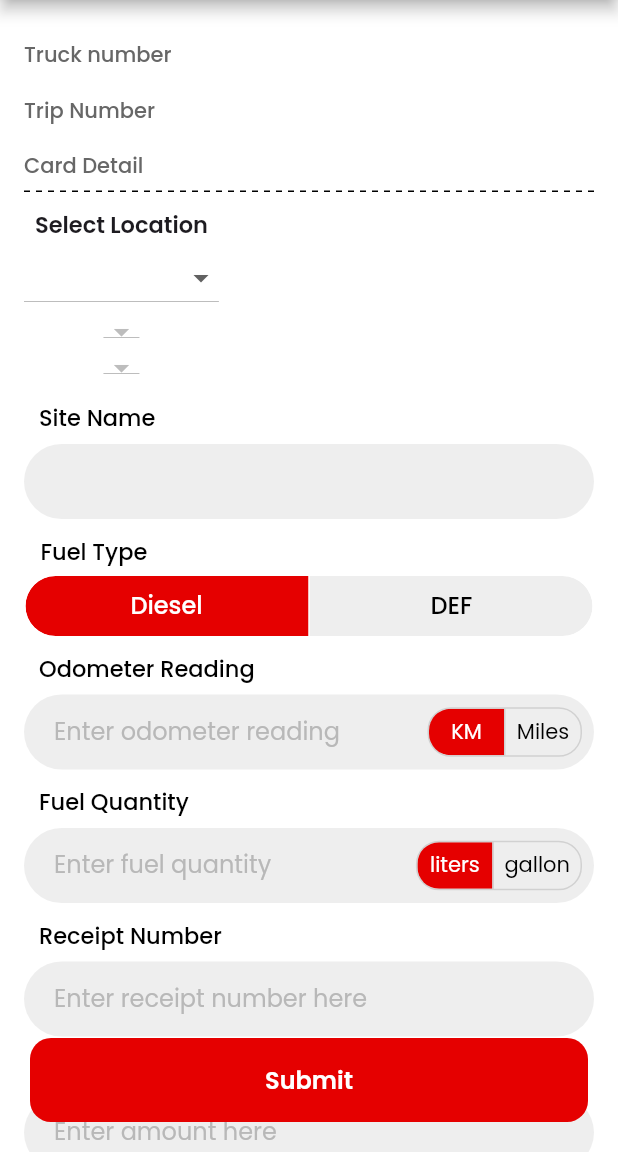
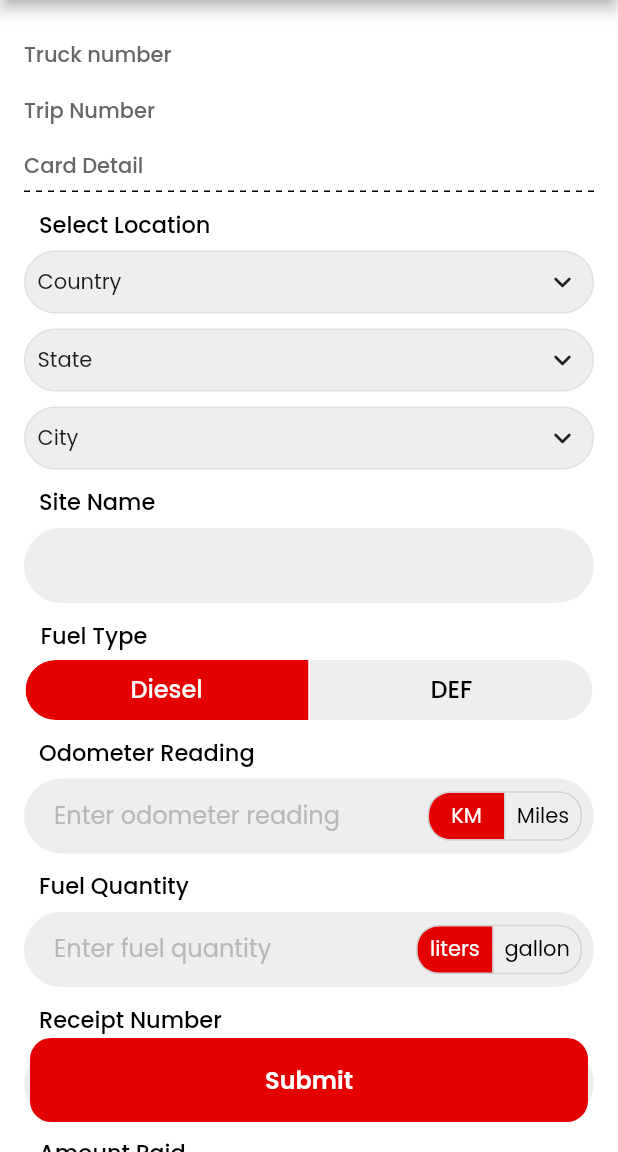
Before and after one commit to PiyushThakur077/Flying-Horse-frontend, a Flutter app: the RefuelView screen opened by its route, on a phone screen of 412 x 824 dp, the part 84-1236 px from its top. Run offline on Flutter 3.47's test engine with Material 3 defaults, Android fonts, the phone set to English and light mode, and no system bars; drawn by our look-alikes of csc_picker, dotted_line; our stand-ins replace connectivity_plus, flutter_typeahead, get, get_storage, google_fonts, google_maps_flutter and 1 more; accounts and stored records are empty; statements that could not run were skipped.

Commit message:
Ui fixes and work completed

```diff
--- a/lib/app/modules/refuel/controllers/refuel_controller.dart
+++ b/lib/app/modules/refuel/controllers/refuel_controller.dart
@@ -35,6 +35,8 @@ class RefuelController extends GetxController {
   var selectedProvince = Province().obs;
   var selectedCity = Cities().obs;
    var selectedCountry = ''.obs;
+   var siteName  = ''.obs;
+
 
   TextEditingController countryController = TextEditingController();
   TextEditingController stateController = TextEditingController();
@@ -448,6 +450,10 @@ void onCountrySelected(String? country) {
   return text.isNotEmpty ? null : "Please enter a valid site name";
 }
 
+String? validateReceiptNumber(String text) {
+  return text.isNotEmpty ? null : "Please enter a valid receipt number";
+}
+
 bool validateFields() {
   if (validateTruckNumber(truckNumber.value) != null ||
       validateOdometerReading(odometerReading.value) != null ||
@@ -455,6 +461,7 @@ void onCountrySelected(String? country) {
       validateTripNumber(tripNumber.value) != null ||
       validateCardDetail(cardDetail.value) != null ||
       validateSiteName(siteNameController.text) != null ||
+      validateReceiptNumber(receiptNumber.value) != null ||
       countryController.text.isEmpty ||
       stateController.text.isEmpty ||
       cityController.text.isEmpty) {
--- a/lib/app/modules/refuel/views/refuel_view.dart
+++ b/lib/app/modules/refuel/views/refuel_view.dart
@@ -99,62 +99,62 @@ class RefuelView extends GetView<RefuelController> {
                 SizedBox(
                   height: 10,
                 ),
-                Container(
-                    child: Column(children: [
-                      Text('Select Location', style: AppTextStyle.semiBoldStyle(fontSize: 15)),
-                      Obx(() => DropdownButton<String>(
-              value: controller.selectedCountry.value.isEmpty
-                  ? null
-                  : controller.selectedCountry.value,
-              onChanged: (String? newValue) {
-                controller.onCountrySelected(newValue);
-              },
-              items: controller.countryIso2Map.keys
-                  .map<DropdownMenuItem<String>>((String key) {
-                return DropdownMenuItem<String>(
-                  value: key,
-                  child: Text(key),
-                );
-              }).toList(),
-            )),
-                Obx(() => DropdownButton<Province>(
-                      value: controller.selectedProvince.value.name == null
-                          ? null
-                          : controller.selectedProvince.value,
-                      onChanged: controller.onProvinceSelected,
-                      items: controller.provinces
-                          .map<DropdownMenuItem<Province>>((Province value) {
-                        return DropdownMenuItem<Province>(
-                          value: value,
-                          child: Text(value.name ?? ""),
-                        );
-                      }).toList(),
-                    )),
-                Obx(() => DropdownButton<Cities>(
-                      value: controller.selectedCity.value.name == null
-                          ? null
-                          : controller.selectedCity.value,
-                      onChanged: controller.onCitySelected,
-                      items: (controller.selectedProvince.value.cities ?? [])
-                          .map<DropdownMenuItem<Cities>>((Cities value) {
-                        return DropdownMenuItem<Cities>(
-                          value: value,
-                          child: Text(value.name ?? ""),
-                        );
-                      }).toList(),
-                    )),
-                    ],),
+            //     Container(
+            //         child: Column(children: [
+            //           Text('Select Location', style: AppTextStyle.semiBoldStyle(fontSize: 15)),
+            //           Obx(() => DropdownButton<String>(
+            //   value: controller.selectedCountry.value.isEmpty
+            //       ? null
+            //       : controller.selectedCountry.value,
+            //   onChanged: (String? newValue) {
+            //     controller.onCountrySelected(newValue);
+            //   },
+            //   items: controller.countryIso2Map.keys
+            //       .map<DropdownMenuItem<String>>((String key) {
+            //     return DropdownMenuItem<String>(
+            //       value: key,
+            //       child: Text(key),
+            //     );
+            //   }).toList(),
+            // )),
+            //     Obx(() => DropdownButton<Province>(
+            //           value: controller.selectedProvince.value.name == null
+            //               ? null
+            //               : controller.selectedProvince.value,
+            //           onChanged: controller.onProvinceSelected,
+            //           items: controller.provinces
+            //               .map<DropdownMenuItem<Province>>((Province value) {
+            //             return DropdownMenuItem<Province>(
+            //               value: value,
+            //               child: Text(value.name ?? ""),
+            //             );
+            //           }).toList(),
+            //         )),
+            //     Obx(() => DropdownButton<Cities>(
+            //           value: controller.selectedCity.value.name == null
+            //               ? null
+            //               : controller.selectedCity.value,
+            //           onChanged: controller.onCitySelected,
+            //           items: (controller.selectedProvince.value.cities ?? [])
+            //               .map<DropdownMenuItem<Cities>>((Cities value) {
+            //             return DropdownMenuItem<Cities>(
+            //               value: value,
+            //               child: Text(value.name ?? ""),
+            //             );
+            //           }).toList(),
+            //         )),
+            //         ],),
+            //     ),
+
+                CommonTextInput(
+                  labelText: 'Select Location',
+                  hintText: 'Select Country',
+                  isCountryPicker: true,
+                  countryController: controller.countryController,
+                  stateController: controller.stateController,
+                  cityController: controller.cityController,
+                  readOnly: true,
                 ),
-
-                // CommonTextInput(
-                //   labelText: 'Select Location',
-                //   hintText: 'Select Country',
-                //   isCountryPicker: true,
-                //   countryController: controller.countryController,
-                //   stateController: controller.stateController,
-                //   cityController: controller.cityController,
-                //   readOnly: true,
-                // ),
                 const SizedBox(height: 10),
                 CommonTextInput(
                   labelText: 'Site Name',
```
Also changed, not shown: lib/app/modules/refueling/views/refueling_view.dart (+3 -4 lines). Lines whose indentation alone changed are shown as unchanged.
